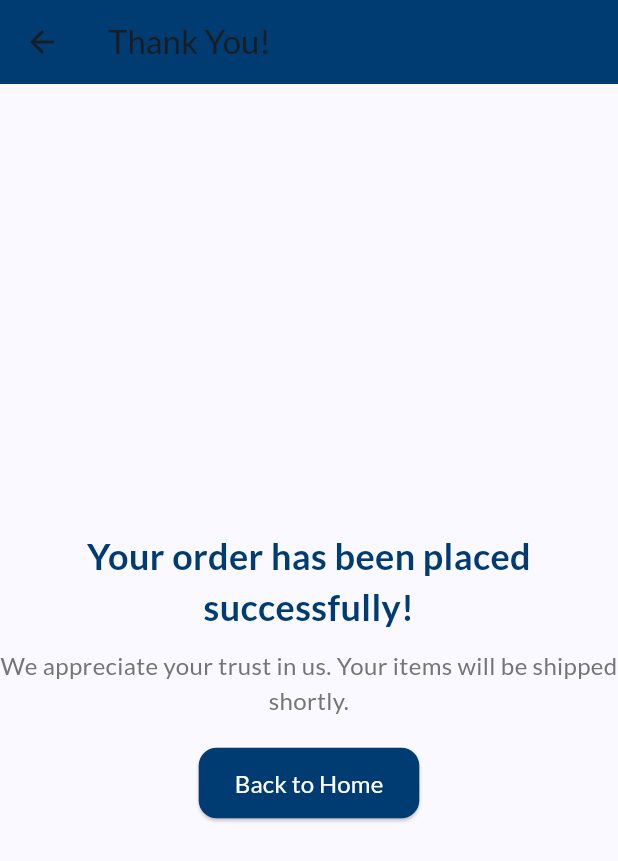
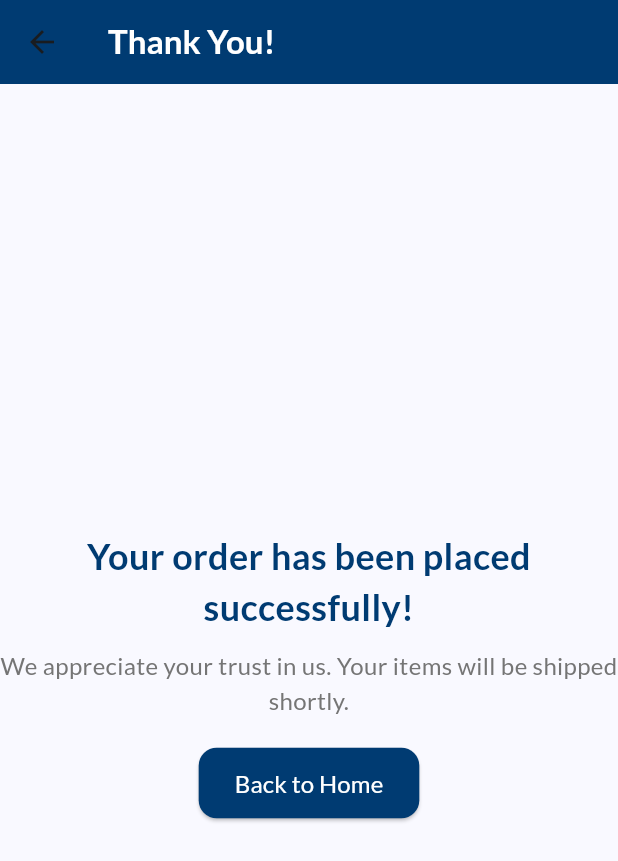
Before and after one commit to alexjoabraham/group3_project2, a Flutter app: the ThankYouScreen screen opened by its route, on a phone screen of 412 x 824 dp. Shown: the top 861 px of the screen. Run offline on Flutter 3.47's test engine with Material 3 defaults, Android fonts, the light colour scheme and no system bars; our stand-ins replace google_fonts.

Commit message:
removed comments

```diff
--- a/lib/screens/cart_screen.dart
+++ b/lib/screens/cart_screen.dart
@@ -40,10 +40,9 @@ class CartScreen extends StatelessWidget {
             ),
           ),
           Padding(
-            padding: const EdgeInsets.symmetric(vertical: 8.0), // Padding below the button
+            padding: const EdgeInsets.symmetric(vertical: 8.0),
             child: ElevatedButton(
               onPressed: () {
-                // Navigate to the CheckoutScreen with the list of CartItems
                 Navigator.push(
                   context,
                   MaterialPageRoute(
@@ -53,7 +52,7 @@ class CartScreen extends StatelessWidget {
               },
               child: Text('Checkout'),
               style: ElevatedButton.styleFrom(
-                backgroundColor: Color(0xFF003B72), // Primary blue color
+                backgroundColor: Color(0xFF003B72),
                 foregroundColor: Colors.white,
                 padding: EdgeInsets.symmetric(vertical: 16.0, horizontal: 32.0),
                 shape: RoundedRectangleBorder(
--- a/lib/screens/detail_screen.dart
+++ b/lib/screens/detail_screen.dart
@@ -85,10 +85,8 @@ class DetailScreen extends StatelessWidget {
                         children: [
                           ElevatedButton(
                             onPressed: () {
-                              // Add the product to the cart
                               Provider.of<CartProvider>(context, listen: false)
                                   .addItem(product);
-                              // Show a toast message
                               ScaffoldMessenger.of(context).showSnackBar(
                                 SnackBar(
                                   content: Text('${product.name} added to cart!'),
--- a/lib/screens/thank_you_screen.dart
+++ b/lib/screens/thank_you_screen.dart
@@ -5,8 +5,12 @@ class ThankYouScreen extends StatelessWidget {
   Widget build(BuildContext context) {
     return Scaffold(
       appBar: AppBar(
-        title: Text('Thank You!'),
-        backgroundColor: Color(0xFF003B72), // Updated to match your theme
+        title: Text('Thank You!',style: TextStyle(
+          color: Colors.white,
+          fontWeight: FontWeight.bold,
+        ),
+        ),
+        backgroundColor: Color(0xFF003B72),
       ),
       body: Center(
         child: Column(
@@ -39,7 +43,7 @@ class ThankYouScreen extends StatelessWidget {
               },
               style: ElevatedButton.styleFrom(
                 padding: EdgeInsets.symmetric(horizontal: 24.0, vertical: 12.0),
-                backgroundColor: Color(0xFF003B72), // Updated to match your theme
+                backgroundColor: Color(0xFF003B72),
                 foregroundColor: Colors.white,
                 shape: RoundedRectangleBorder(
                   borderRadius: BorderRadius.circular(12.0),
```
Also changed, not shown: lib/screens/checkout_screen.dart (+1 -6 lines).
